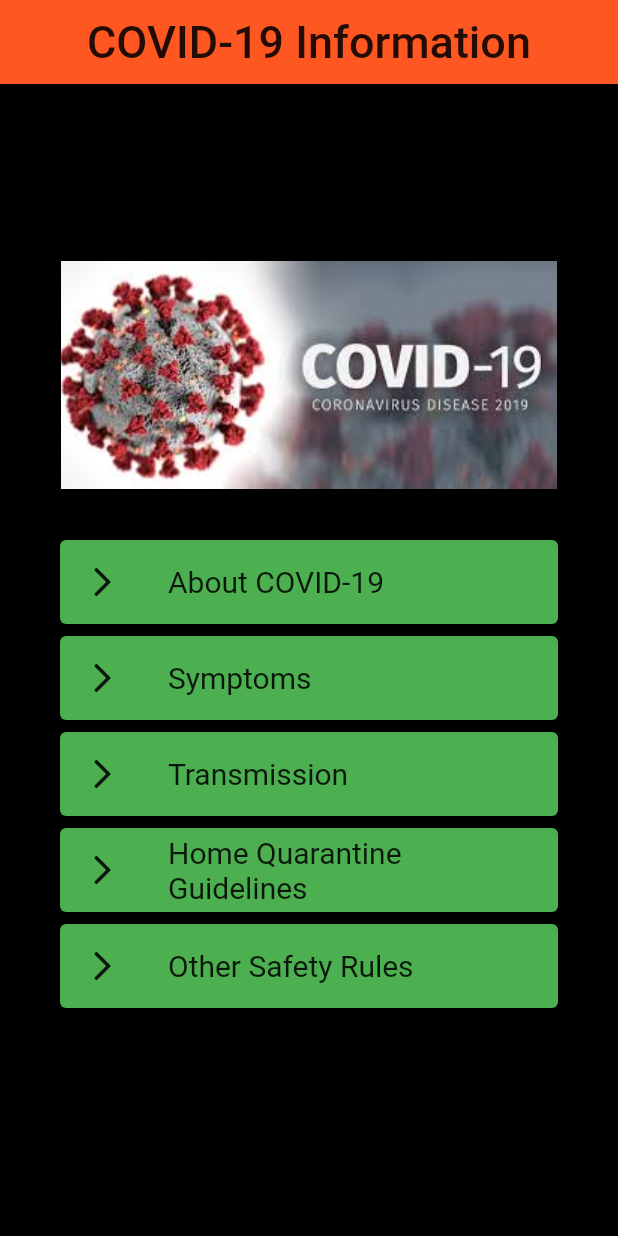
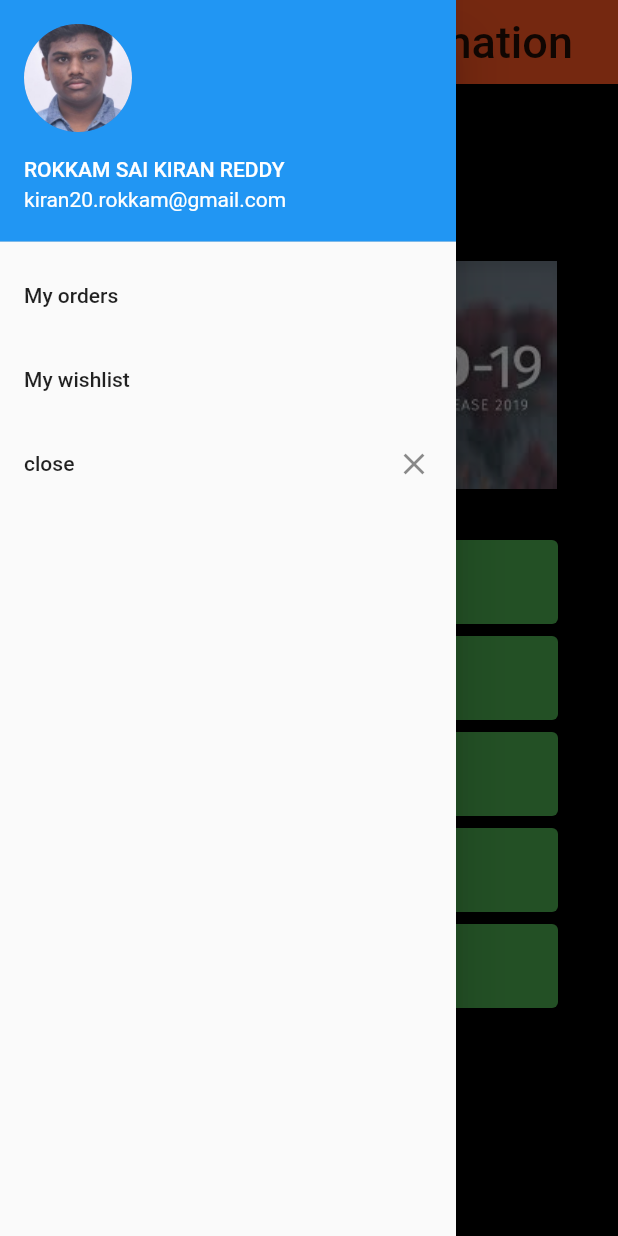
Before and after one commit to skully-coder/IECSE-App-Winter-Project-20, a Flutter app: the screen it shows after launch, with the side drawer open (before the commit the screen has no drawer), on a phone screen of 412 x 824 dp. Run offline on Flutter 3.47's test engine with Material 2 defaults, Android fonts, the phone set to English and light mode, and no system bars; Roboto replaces fonts that are missing (PottaOne).

Commit message:
task2: Added task 2 folder

```diff
--- a/task2/lib/main.dart
+++ b/task2/lib/main.dart
@@ -1,4 +1,6 @@
 import 'package:flutter/material.dart';
+import 'package:week_1/myorders.dart';
+import 'package:week_1/mywishlist.dart';
 import 'mainPage.dart';
 import 'about.dart';
 import 'symptoms.dart';
@@ -17,6 +19,8 @@ class COVIDApp extends StatelessWidget {
       initialRoute: '/',
       routes: {
         '/': (context) => MainPage(),
+        '/myorders': (context) => myorders(),
+        '/mywishlist': (context) => mywishlist(),
         '/about': (context) => AboutPage(),
         '/symptoms': (context) => SymptomsPage(),
         '/transmission': (context) => TransmissionPage(),
--- a/task2/lib/mainPage.dart
+++ b/task2/lib/mainPage.dart
@@ -40,6 +40,33 @@ class _MainPageState extends State<MainPage> {
                     color: textColors, fontFamily: 'PottaOne', fontSize: 30)),
           ),
           backgroundColor: barColor,
+        ),
+        drawer: Drawer(
+          child: ListView(
+            children: <Widget>[
+              UserAccountsDrawerHeader(
+                accountName: Text("ROKKAM SAI KIRAN REDDY"),
+                accountEmail: Text("kiran20.rokkam@gmail.com"),
+                currentAccountPicture: CircleAvatar(
+                  radius: 30.0,
+                  backgroundImage: AssetImage('assests/rokkam.jpg'),
+                ),
+              ),
+              ListTile(
+                title: Text("My orders"),
+                onTap: () => Navigator.of(context).pushNamed("/myorders"),
+              ),
+              ListTile(
+                title: Text("My wishlist"),
+                onTap: () => Navigator.of(context).pushNamed("/mywishlist"),
+              ),
+              ListTile(
+                title: Text("close"),
+                trailing: Icon(Icons.close),
+                onTap: () => Navigator.of(context).pop(),
+              ),
+            ],
+          ),
         ),
         backgroundColor: mode,
         body: Container(
--- a/task2/pubspec.yaml
+++ b/task2/pubspec.yaml
@@ -45,7 +45,7 @@ flutter:
 
   # To add assets to your application, add an assets section, like this:
   assets:
-
+    - assests/rokkam.jpg
     - assests/main-page.jpg
 
   # An image asset can refer to one or more resolution-specific "variants", see
```
Also changed, not shown: task2/lib/myorders.dart (added, +16 -0 lines), task2/lib/mywishlist.dart (added, +16 -0 lines), task2/assests/rokkam.jpg (added), task2/lib/drawer.dart (added), task2/task2.1.jpeg (added), task2/task2.2.jpeg (added), task2/task2.jpeg (deleted), 2 other files.
